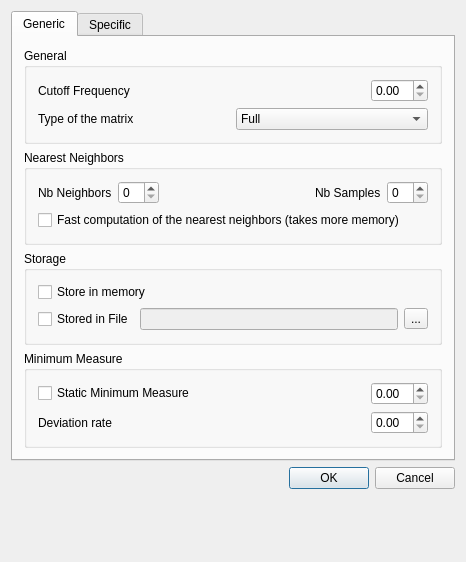
Before: the Qt Designer form galilei/frontend/qt/qgmatrixmeasuredlg.ui in pfrancq/galilei, drawn with Qt 5.
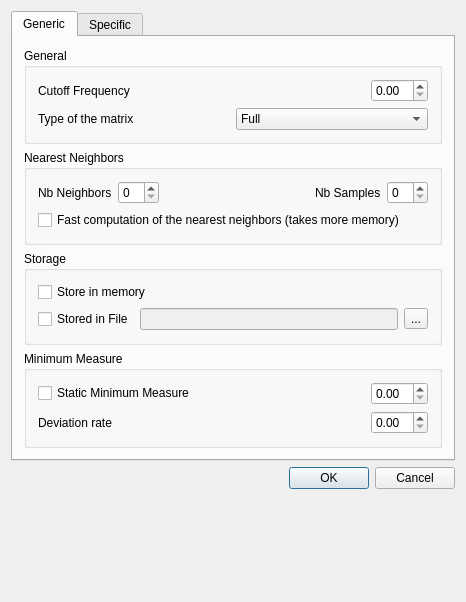
After: the same form once the commit is applied.

Commit message: - Remove KDE header files.

Patch:
```diff
--- a/galilei/frontend/qt/qgmatrixmeasuredlg.ui
+++ b/galilei/frontend/qt/qgmatrixmeasuredlg.ui
@@ -8,7 +8,7 @@
     <x>0</x>
     <y>0</y>
     <width>466</width>
-    <height>562</height>
+    <height>602</height>
    </rect>
   </property>
   <property name="windowTitle">
```
Left out of the diff: 11 changed lines with no effect on the pictures. The commit also changes 1 other file.
